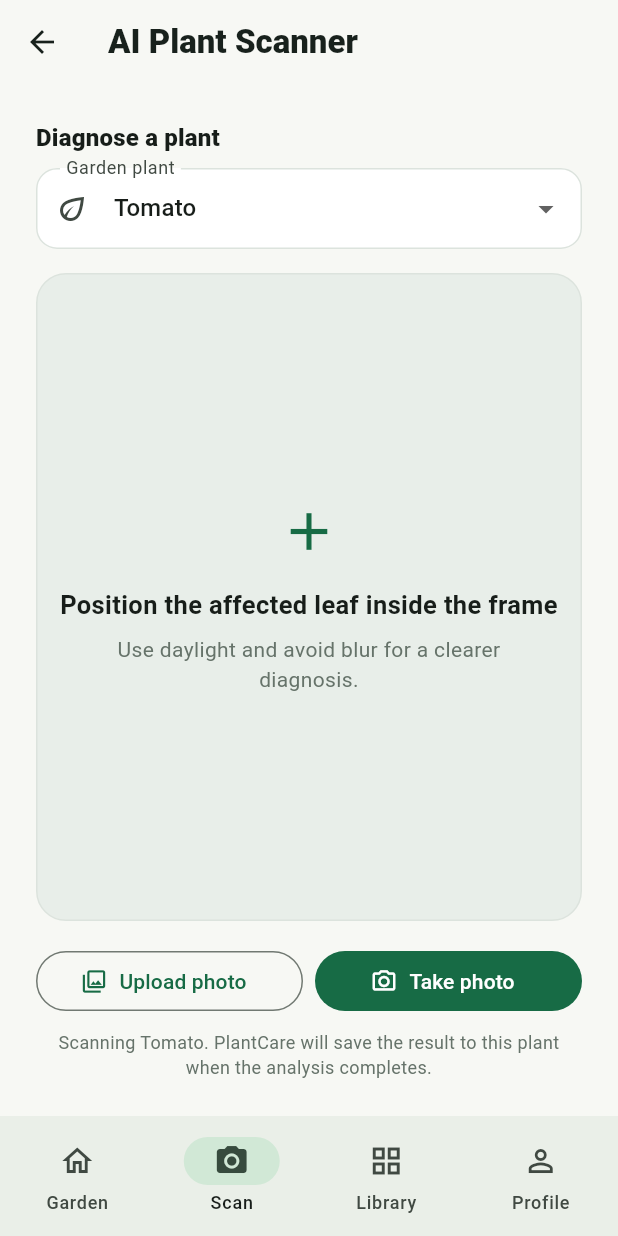
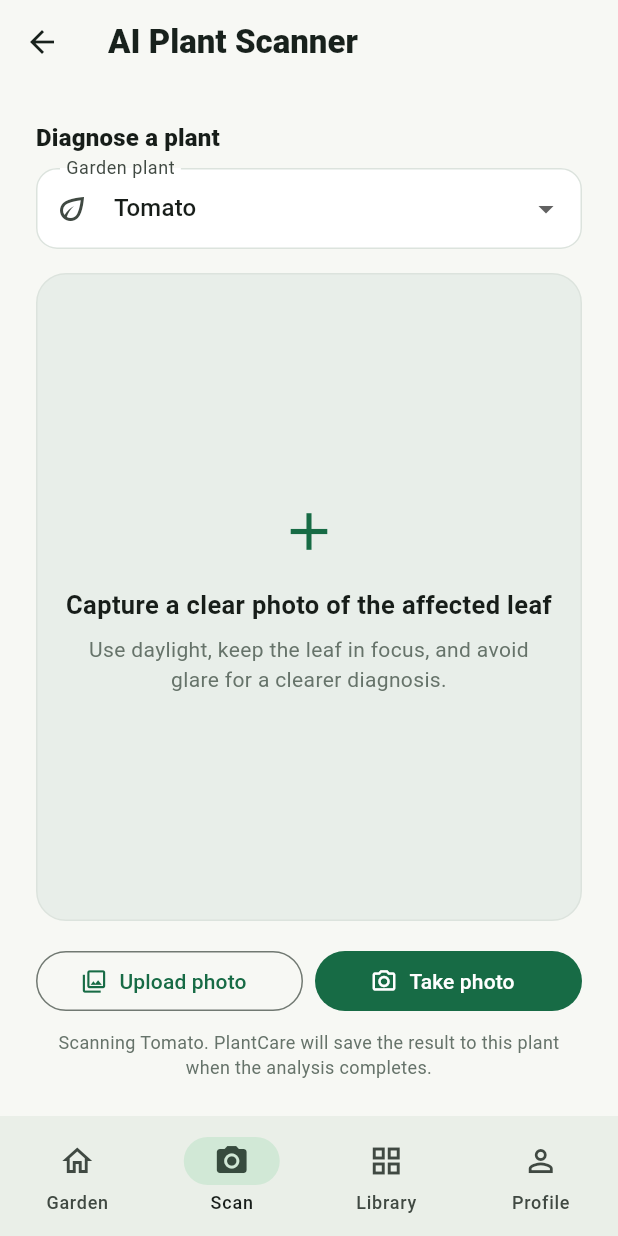
Before and after one commit to antony916/plant-disease-detection-cnn, a Flutter app: the ScannerScreen screen opened by its route, on a phone screen of 412 x 824 dp. Run offline on Flutter 3.47's test engine with Material 3 defaults, Android fonts, the phone set to English and light mode, and no system bars; our stand-ins replace firebase_core, firebase_messaging, image_picker, supabase_flutter; accounts and stored records are empty; statements that could not run were skipped.

Commit message:
ui: align scanner guidance with native photo capture

```diff
--- a/mobile/lib/features/scanner/scanner_screen.dart
+++ b/mobile/lib/features/scanner/scanner_screen.dart
@@ -240,7 +240,7 @@ class _ScannerScreenState extends State<ScannerScreen> {
                               ),
                               SizedBox(height: 16),
                               Text(
-                                'Position the affected leaf inside the frame',
+                                'Capture a clear photo of the affected leaf',
                                 textAlign: TextAlign.center,
                                 style: TextStyle(
                                   fontSize: 17,
@@ -251,7 +251,7 @@ class _ScannerScreenState extends State<ScannerScreen> {
                               Padding(
                                 padding: EdgeInsets.symmetric(horizontal: 32),
                                 child: Text(
-                                  'Use daylight and avoid blur for a clearer diagnosis.',
+                                  'Use daylight, keep the leaf in focus, and avoid glare for a clearer diagnosis.',
                                   textAlign: TextAlign.center,
                                   style: TextStyle(
                                     color: PlantCareColors.muted,
```
